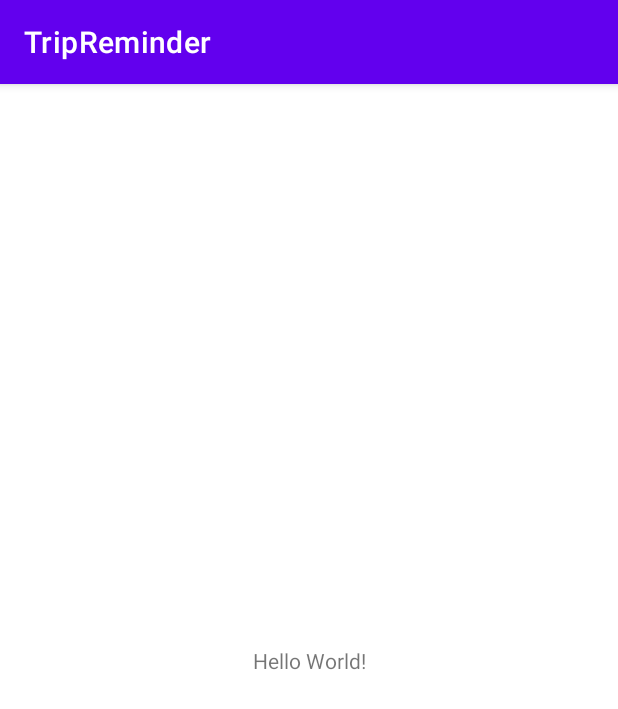
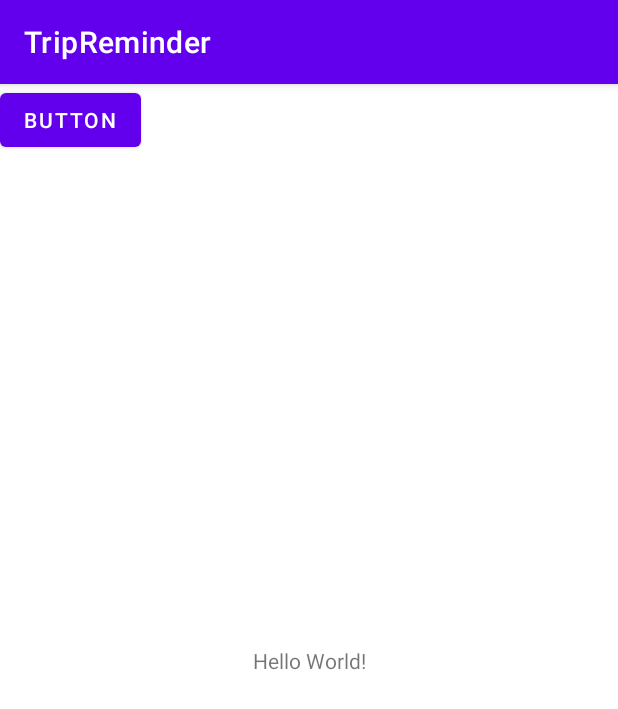
Before and after one commit to fayza55elshorbagy/TripReminder, an Android app: the screen it shows after launch (MainActivity), on a phone screen of 412 x 824 dp. Shown: the top 709 px of the screen. Run offline under Robolectric (Android 15) with nearby library versions, the phone set to English and light mode, and no system bars.

Commit message:
second code check
second code check

```diff
--- a/app/src/main/res/layout/activity_main.xml
+++ b/app/src/main/res/layout/activity_main.xml
@@ -15,4 +15,12 @@
         app:layout_constraintRight_toRightOf="parent"
         app:layout_constraintTop_toTopOf="parent" />
 
+    <Button
+        android:id="@+id/button"
+        android:layout_width="wrap_content"
+        android:layout_height="wrap_content"
+        android:text="Button"
+        tools:layout_editor_absoluteX="168dp"
+        tools:layout_editor_absoluteY="247dp" />
+
 </androidx.constraintlayout.widget.ConstraintLayout>
```
